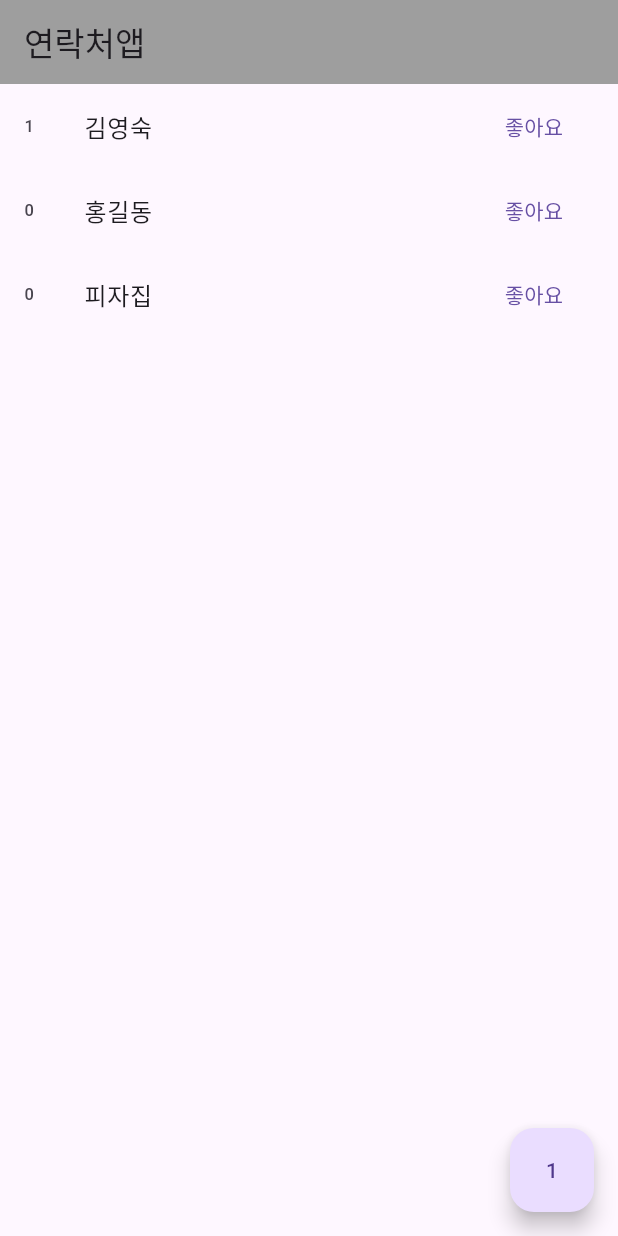
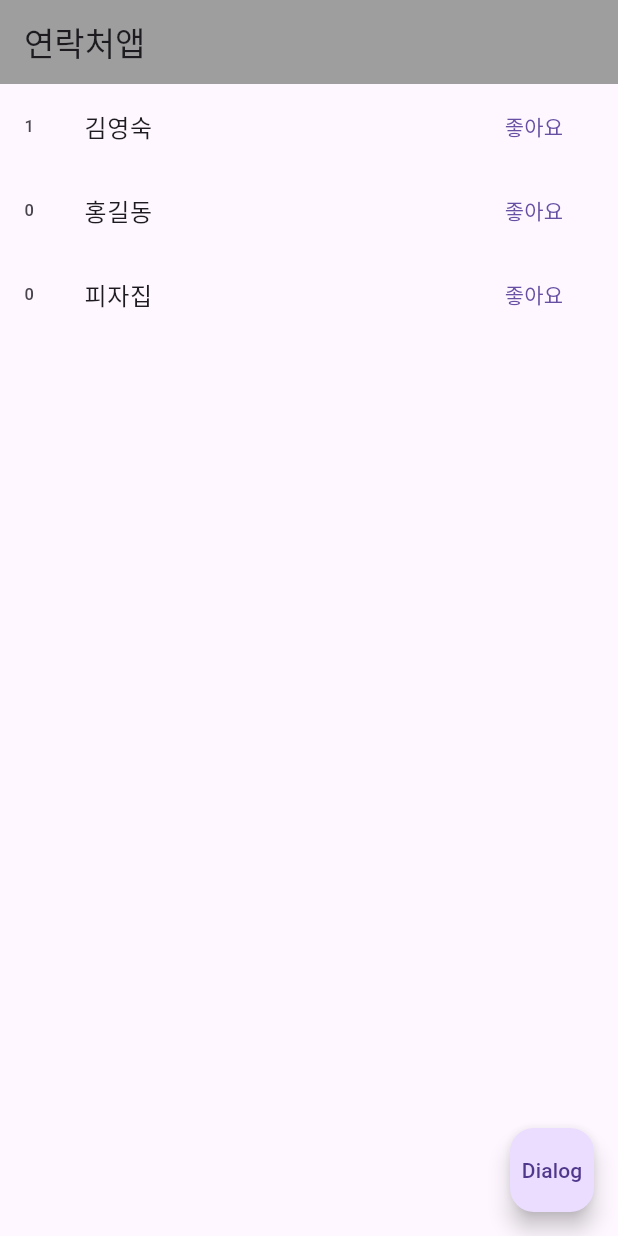
Before and after one commit to eodevelop/study_coding_apple, a Flutter app: the screen it shows after launch, after a tap on "좋아요", on a phone screen of 412 x 824 dp. Run offline on Flutter 3.47's test engine with Material 3 defaults, Android fonts, the light colour scheme and no system bars.

Commit message:
Dialog/모달창 만드는 법과 context가 뭔지
강의 완료

```diff
--- a/flutter/code/contact/lib/main.dart
+++ b/flutter/code/contact/lib/main.dart
@@ -1,7 +1,16 @@
 import 'package:flutter/material.dart';
 
 void main() {
-  runApp(MyApp());
+  runApp(
+      MaterialApp(
+          theme: ThemeData(
+            appBarTheme: AppBarTheme(
+              backgroundColor: Colors.grey,
+            ),
+          ),
+          home: MyApp()
+      )
+  );
 }
 
 class MyApp extends StatefulWidget {
@@ -12,24 +21,17 @@ class MyApp extends StatefulWidget {
 }
 
 class _MyAppState extends State<MyApp> {
-  var a = 1;
   var name = ['김영숙', '홍길동', '피자집'];
   var like = [0, 0, 0];
 
   @override
   Widget build(BuildContext context) {
-    return MaterialApp(
-      theme: ThemeData(
-        appBarTheme: AppBarTheme(
-          backgroundColor: Colors.grey,
-        ),
-      ),
-      home: Scaffold(
+    return Scaffold(
         floatingActionButton: FloatingActionButton(
-          child: Text(a.toString()),
+          child: Text("Dialog"),
           onPressed: (){
-            setState(() {
-              a++;
+            showDialog(context: context, builder: (context){
+              return Dialog(child: Text('안녕'));
             });
           },
         ),
@@ -45,7 +47,6 @@ class _MyAppState extends State<MyApp> {
                 });}, child: Text('좋아요')),
               );
             })
-      )
-    );
+      );
   }
 }
```
Also changed, not shown: 1 other file.
